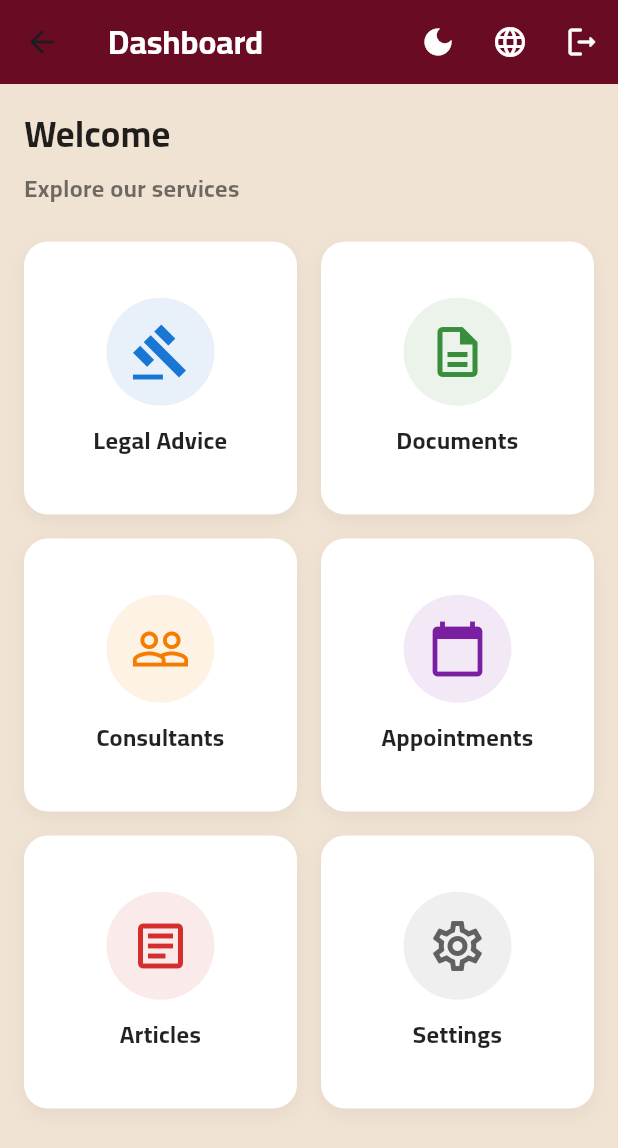
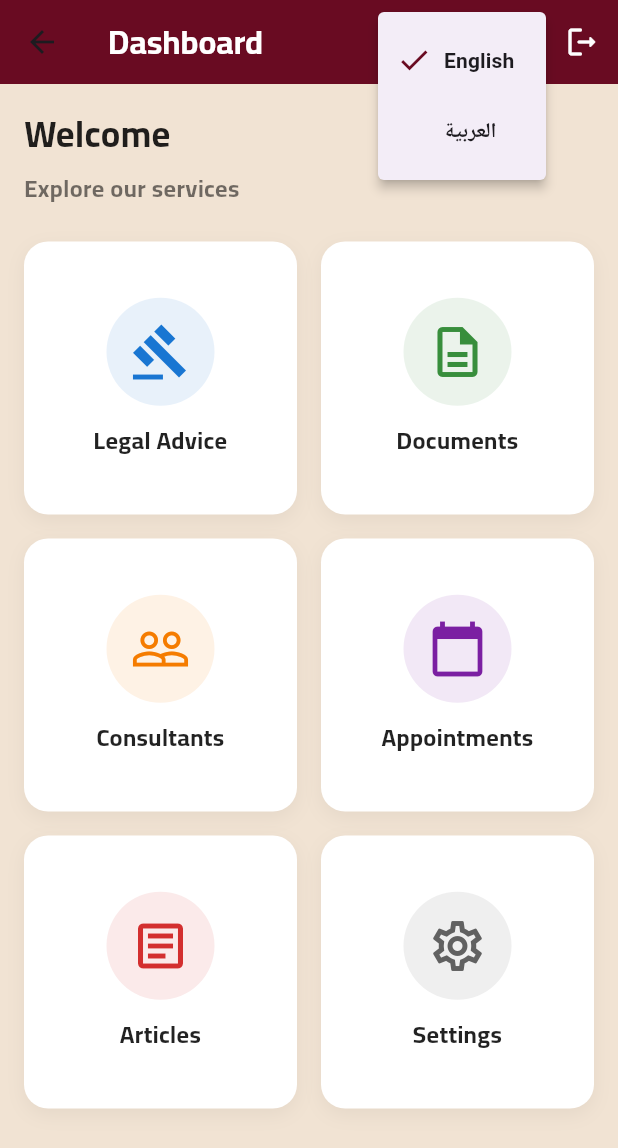
Before and after one commit to MosalahDJ/TradeLaw, a Flutter app: the HomePage screen opened by its route, after a tap on the "language" icon, on a phone screen of 412 x 824 dp. Shown: the top 1148 px of the screen. Run offline on Flutter 3.47's test engine with Material 3 defaults, Android fonts, the phone set to English and light mode, and no system bars; our stand-ins replace awesome_dialog, get, shared_preferences; accounts and stored records are empty.

Commit message:
feat(home): replace language icon with a popup menu for language selection
The language icon on the home page has been replaced with a `PopupMenuButton` to allow users to select between English and Arabic. This change improves the user experience by providing a clear and interactive way to switch languages. The selected language is indicated with a checkmark, and the color adapts to the current theme.

```diff
--- a/lib/features/view/home/home_page.dart
+++ b/lib/features/view/home/home_page.dart
@@ -41,11 +41,43 @@ class HomePage extends StatelessWidget {
               );
             },
           ),
-          IconButton(
+          PopupMenuButton<String>(
             icon: Icon(Icons.language_rounded, color: Colors.white),
-            onPressed: () {
-              // Handle notifications
+            onSelected: (String value) {
+              langctrl.changeLanguage(value);
             },
+            itemBuilder: (BuildContext context) => <PopupMenuEntry<String>>[
+              PopupMenuItem<String>(
+                value: 'en',
+                child: Row(
+                  children: [
+                    Icon(
+                      Icons.check,
+                      color: langctrl.language.value == 'en'
+                          ? (themectrl.selectedTheme.value == AppTheme.dark ? kmaincolor4dark : kmaincolor)
+                          : Colors.transparent,
+                    ),
+                    SizedBox(width: 8),
+                    Text('English'),
+                  ],
+                ),
+              ),
+              PopupMenuItem<String>(
+                value: 'ar',
+                child: Row(
+                  children: [
+                    Icon(
+                      Icons.check,
+                      color: langctrl.language.value == 'ar'
+                          ? (themectrl.selectedTheme.value == AppTheme.dark ? kmaincolor4dark : kmaincolor)
+                          : Colors.transparent,
+                    ),
+                    SizedBox(width: 8),
+                    Text('العربية'),
+                  ],
+                ),
+              ),
+            ],
           ),
           IconButton(
             icon: Icon(Icons.logout_rounded, color: Colors.white),
```
